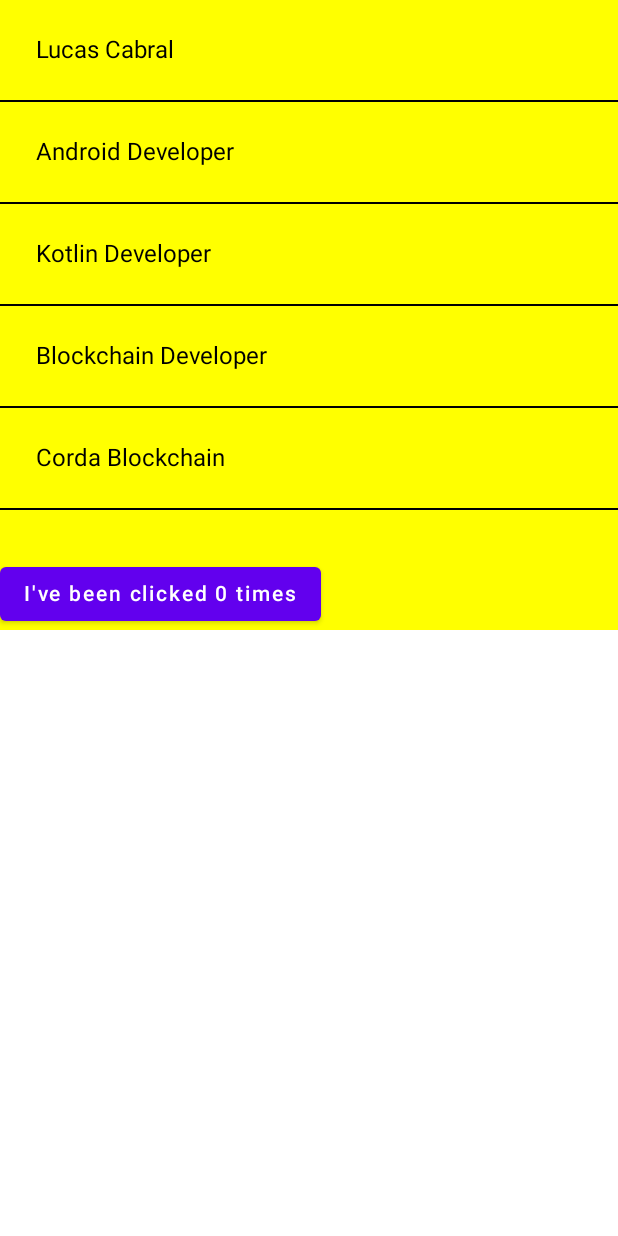
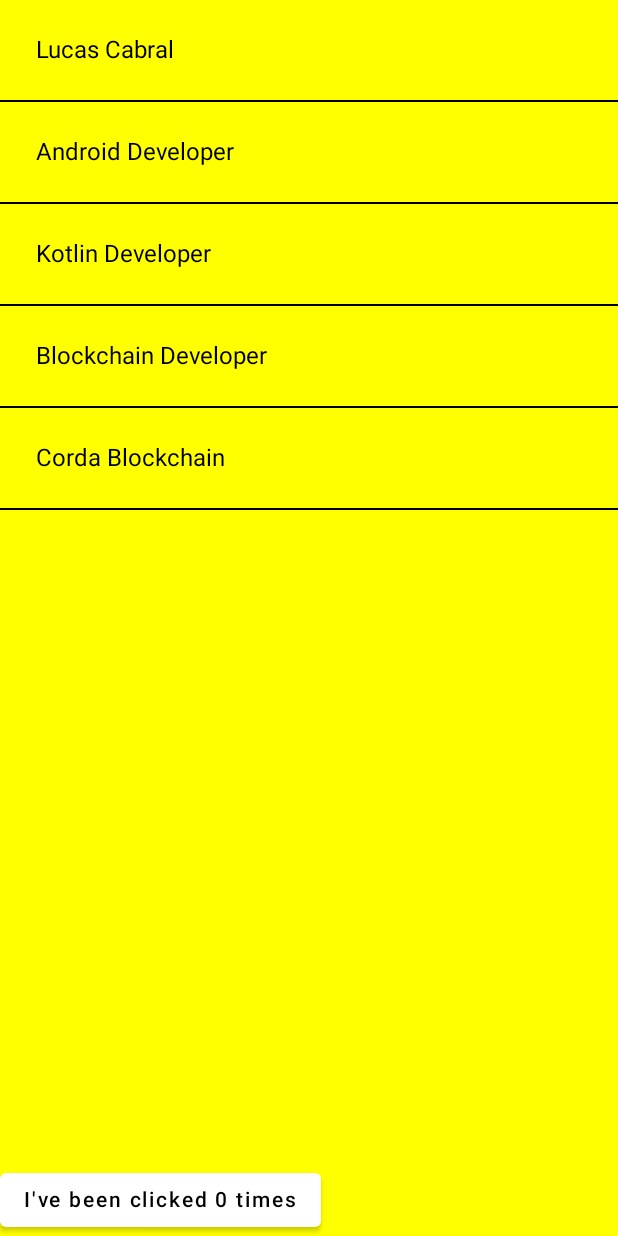
Before and after one commit to LucasCabralDevv/ComposeUi, an Android app built with Jetpack Compose: the screen it shows after launch (MainActivity), on a phone screen of 412 x 824 dp. Run offline under Robolectric (Android 15) with nearby library versions, the phone set to English and light mode, and no system bars.

Commit message:
Usando modificadores de peso para manipular layouts (column e raw).

```diff
--- a/app/src/main/java/com/lucascabral/composeui/MainActivity.kt
+++ b/app/src/main/java/com/lucascabral/composeui/MainActivity.kt
@@ -6,6 +6,7 @@ import androidx.activity.ComponentActivity
 import androidx.activity.compose.setContent
 import androidx.compose.foundation.layout.Arrangement
 import androidx.compose.foundation.layout.Column
+import androidx.compose.foundation.layout.fillMaxHeight
 import androidx.compose.foundation.layout.padding
 import androidx.compose.material.*
 import androidx.compose.runtime.Composable
@@ -32,7 +33,12 @@ class MainActivity : ComponentActivity() {
 fun Counter(
     count: Int, updateCount: (Int) -> Unit
 ) {
-    Button(onClick = { updateCount(count+1) }) {
+    Button(
+        onClick = { updateCount(count+1) },
+        colors = ButtonDefaults.buttonColors(
+            backgroundColor = if (count > 5) Color.Green else Color.White
+        )
+        ) {
         Text("I've been clicked $count times")
     }
 }
@@ -48,12 +54,13 @@ fun MyScreenContent(
     )
 ) {
     val counterState = remember { mutableStateOf(0) }
-    Column {
-        for (name in names) {
-            Greeting(name = name)
-            Divider(color = Color.Black)
+    Column(modifier = Modifier.fillMaxHeight()) {
+        Column(modifier = Modifier.weight(1f)) {
+            for (name in names) {
+                Greeting(name = name)
+                Divider(color = Color.Black)
+            }
         }
-        Divider(color = Color.Transparent, thickness = 32.dp)
         Counter(
             count = counterState.value,
             updateCount = { newCount ->
```
